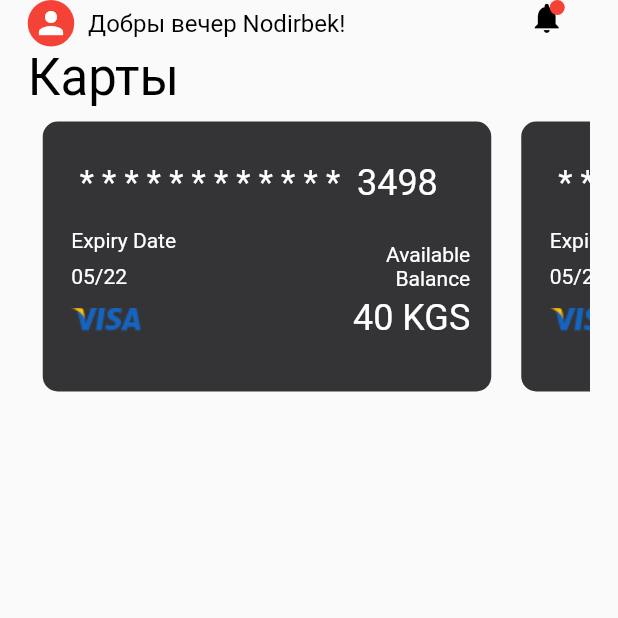
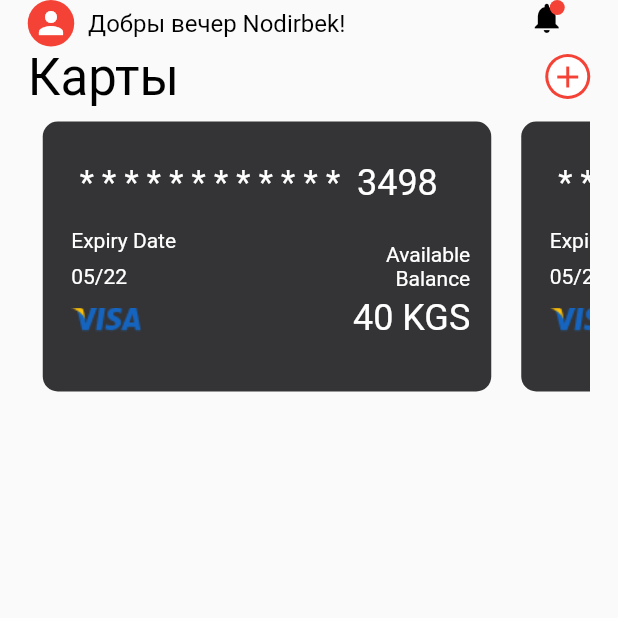
Before and after one commit to NodirbekRasuljonov/loginPage, a Flutter app: the screen it shows after launch, on a phone screen of 412 x 824 dp, the top half of it. Run offline on Flutter 3.47's test engine with Material 2 defaults, Android fonts, the phone set to English and light mode, and no system bars; drawn by our look-alikes of badges; our stand-ins replace simple_icons.

Commit message:
local image added

```diff
--- a/lib/screens/home.dart
+++ b/lib/screens/home.dart
@@ -88,11 +88,23 @@ class _HomePageState extends State<HomePage> {
                         style: TextStyle(
                             color: ColorConst.textColor, fontSize: 34.0),
                       ),
-                    InkWell(child: Container(height: 23.0,width: 23.0,decoration: ,)
-                    )
+                      InkWell(
+                        onTap: (){},
+                          child: CircleAvatar(
+                        radius: 15.0,
+                        backgroundColor: Colors.red,
+                        child: CircleAvatar(
+                          radius: 13.0,
+                          backgroundColor: Colors.white,
+                          child: Icon(
+                            Icons.add,
+                            size: FontConst.ExtraLarge,
+                            color: ColorConst.kPrimaryColor,
+                          ),
+                        ),
+                      ))
                     ],
-                    )
-                  ),
+                  )),
                   SliverToBoxAdapter(
                     child: SizedBox(
                       height: 200.0,
```
Also changed, not shown: icons8-visa.png (added), 1 other file. Lines whose indentation alone changed are shown as unchanged.
